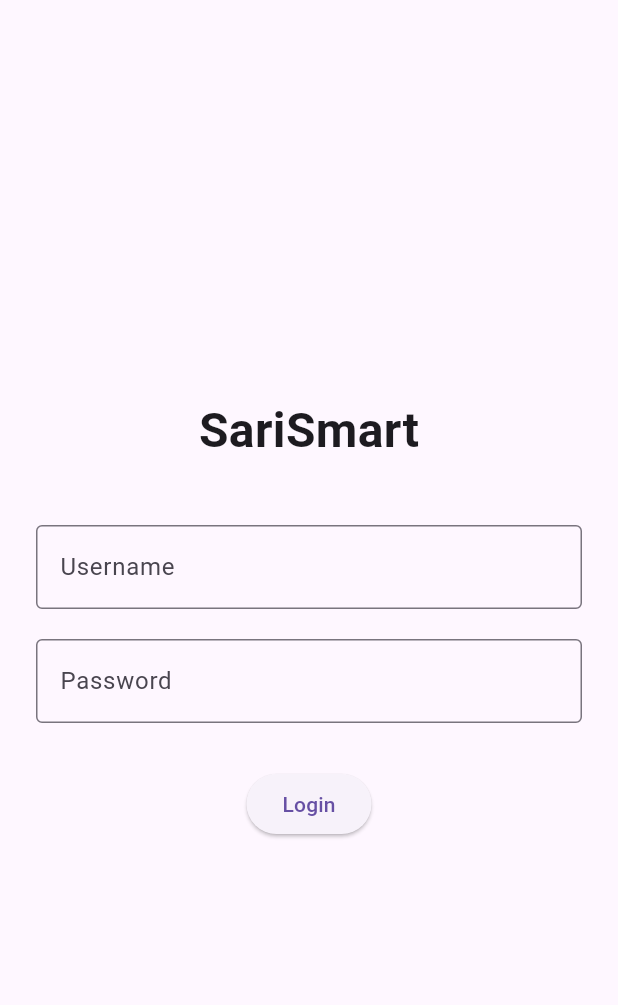
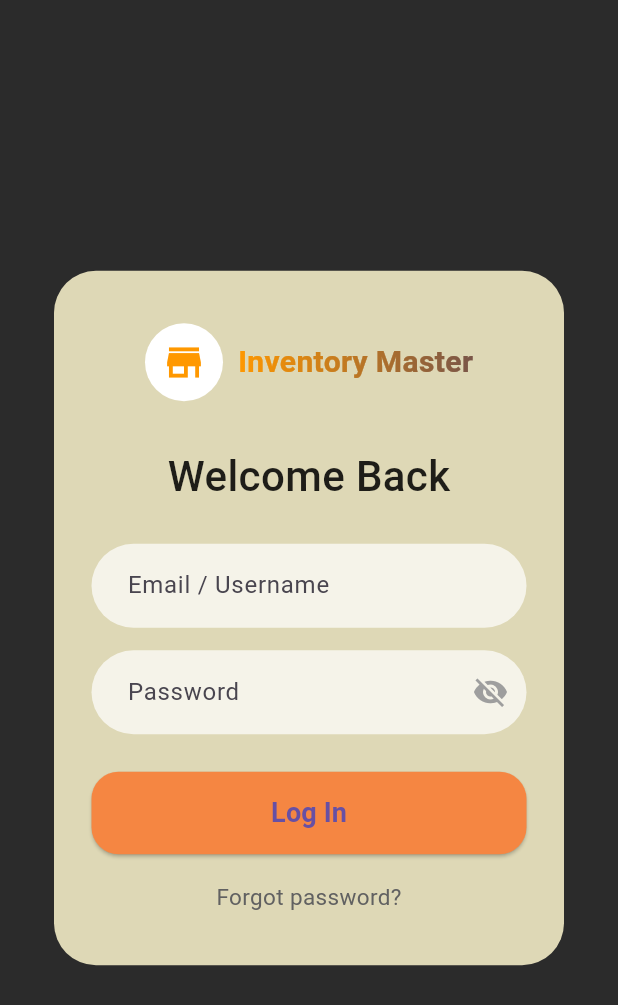
Before and after one commit to mrrponce1-cmd/App-project, a Flutter app: the screen it shows after launch, on a phone screen of 412 x 824 dp. Shown: the top 1005 px of the screen. Run offline on Flutter 3.47's test engine with Material 3 defaults, Android fonts, the phone set to English and light mode, and no system bars.

Commit message:
login-in screen fix, just need to update the logo next time

```diff
--- a/inventory_master/lib/main.dart
+++ b/inventory_master/lib/main.dart
@@ -6,6 +6,8 @@ void main() {
 }
 
 class InventoryApp extends StatelessWidget {
+  const InventoryApp({super.key});
+
   @override
   Widget build(BuildContext context) {
     return MaterialApp(
--- a/inventory_master/lib/screens/login.dart
+++ b/inventory_master/lib/screens/login.dart
@@ -1,50 +1,148 @@
 import 'package:flutter/material.dart';
-import 'dashboard.dart';
 
-class LoginPage extends StatelessWidget {
-  const LoginPage({super.key});
+class LoginPage extends StatefulWidget {
+  @override
+  State<LoginPage> createState() => _LoginPageState();
+}
+
+class _LoginPageState extends State<LoginPage> {
+  bool hidePassword = true;
 
   @override
   Widget build(BuildContext context) {
     return Scaffold(
-      body: Padding(
-        padding: const EdgeInsets.all(24.0),
+      backgroundColor: Color(0xff2b2b2b), // dark outer background
+      body: Center(
+        child: Container(
+          width: 340,
+          padding: EdgeInsets.symmetric(horizontal: 25, vertical: 35),
+          decoration: BoxDecoration(
+            color: Color(0xffded8b6), // card background
+            borderRadius: BorderRadius.circular(28),
+          ),
           child: Column(
+            mainAxisSize: MainAxisSize.min,
+            children: [
+
+              /// LOGO + TITLE
+              Row(
                 mainAxisAlignment: MainAxisAlignment.center,
                 children: [
+                  CircleAvatar(
+                    radius: 26,
+                    backgroundColor: Colors.white,
+                    child: Icon(Icons.store, color: Colors.orange, size: 30),
+                  ),
+                  SizedBox(width: 10),
+                  ShaderMask(
+                    shaderCallback: (bounds) => LinearGradient(
+                      colors: [Colors.orange, Colors.brown],
+                    ).createShader(bounds),
+                    child: Text(
+                      "Inventory Master",
+                      style: TextStyle(
+                        fontSize: 20,
+                        fontWeight: FontWeight.bold,
+                        color: Colors.white,
+                      ),
+                    ),
+                  )
+                ],
+              ),
+
+              SizedBox(height: 30),
+
+              /// WELCOME TEXT
               Text(
-              'SariSmart',
-              style: TextStyle(fontSize: 32, fontWeight: FontWeight.bold),
+                "Welcome Back",
+                style: TextStyle(
+                  fontSize: 28,
+                  fontWeight: FontWeight.w500,
+                  color: Colors.black87,
                 ),
-            SizedBox(height: 40),
+              ),
 
+              SizedBox(height: 25),
+
+              /// EMAIL FIELD
               TextField(
                 decoration: InputDecoration(
-                labelText: 'Username',
-                border: OutlineInputBorder(),
+                  hintText: "Email / Username",
+                  filled: true,
+                  fillColor: Colors.white70,
+                  contentPadding:
+                      EdgeInsets.symmetric(horizontal: 20, vertical: 16),
+                  border: OutlineInputBorder(
+                    borderRadius: BorderRadius.circular(30),
+                    borderSide: BorderSide.none,
                   ),
                 ),
-            SizedBox(height: 20),
+              ),
 
+              SizedBox(height: 15),
+
+              /// PASSWORD FIELD
               TextField(
-              obscureText: true,
+                obscureText: hidePassword,
                 decoration: InputDecoration(
-                labelText: 'Password',
-                border: OutlineInputBorder(),
+                  hintText: "Password",
+                  filled: true,
+                  fillColor: Colors.white70,
+                  contentPadding:
+                      EdgeInsets.symmetric(horizontal: 20, vertical: 16),
+                  border: OutlineInputBorder(
+                    borderRadius: BorderRadius.circular(30),
+                    borderSide: BorderSide.none,
+                  ),
+                  suffixIcon: IconButton(
+                    icon: Icon(
+                      hidePassword
+                          ? Icons.visibility_off
+                          : Icons.visibility,
+                      color: Colors.grey,
+                    ),
+                    onPressed: () {
+                      setState(() {
+                        hidePassword = !hidePassword;
+                      });
+                    },
                   ),
                 ),
-            SizedBox(height: 30),
+              ),
 
-            ElevatedButton(
-              onPressed: () {
-                Navigator.push(
-                  context,
-                  MaterialPageRoute(builder: (_) => DashboardPage()),
-                );
-              },
-              child: Text('Login'),
+              SizedBox(height: 25),
+
+              /// LOGIN BUTTON
+              SizedBox(
+                width: double.infinity,
+                height: 55,
+                child: ElevatedButton(
+                  style: ElevatedButton.styleFrom(
+                    backgroundColor: Color(0xfff58642),
+                    shape: RoundedRectangleBorder(
+                      borderRadius: BorderRadius.circular(18),
                     ),
+                  ),
+                  onPressed: () {},
+                  child: Text(
+                    "Log In",
+                    style: TextStyle(fontSize: 18, fontWeight: FontWeight.bold),
+                  ),
+                ),
+              ),
+
+              SizedBox(height: 18),
+
+              /// FORGOT PASSWORD
+              Text(
+                "Forgot password?",
+                style: TextStyle(
+                  color: Colors.grey[700],
+                  fontSize: 15,
+                ),
+              )
             ],
+          ),
         ),
       ),
     );
```
Lines whose indentation alone changed are shown as unchanged.
